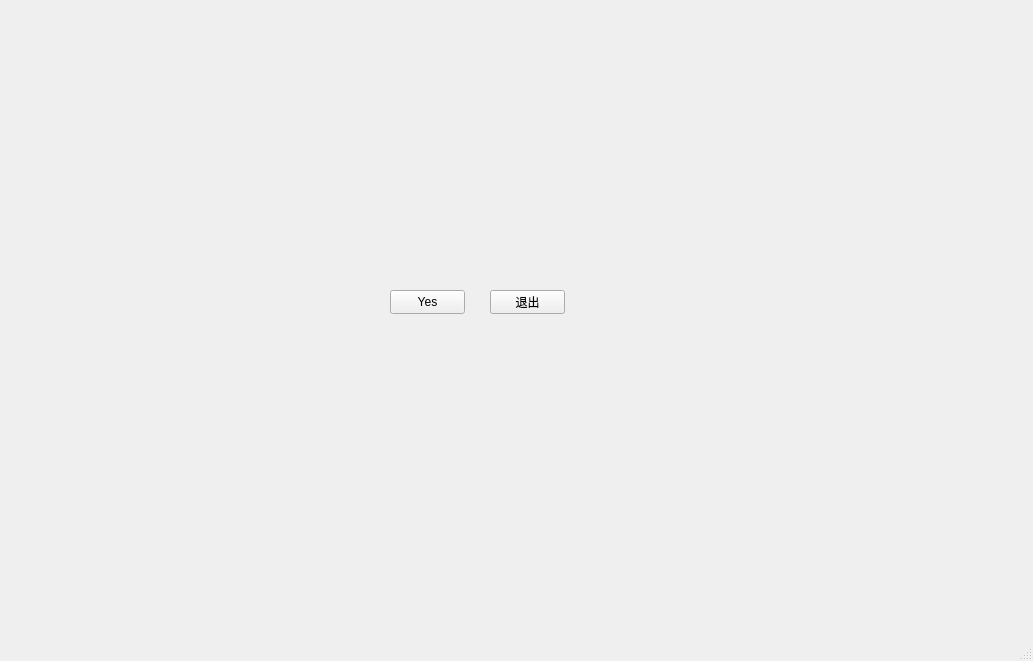
Qt form mainwindow.ui (Lil-El/QT) before a commit.
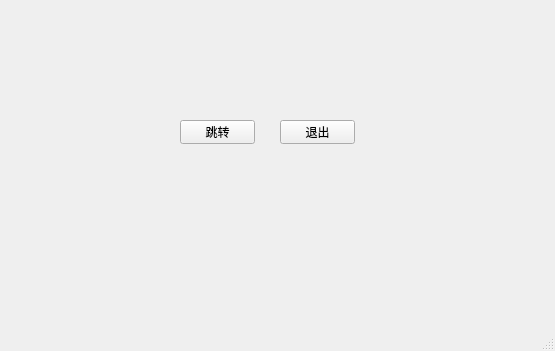
The same form after that commit.

Commit message: create son window of widget

```diff
--- a/mainwindow.ui
+++ b/mainwindow.ui
@@ -6,8 +6,8 @@
    <rect>
     <x>0</x>
     <y>0</y>
-    <width>1033</width>
-    <height>661</height>
+    <width>555</width>
+    <height>351</height>
    </rect>
   </property>
   <property name="windowTitle">
@@ -17,8 +17,8 @@
    <widget class="QPushButton" name="button_exit">
     <property name="geometry">
      <rect>
-      <x>490</x>
-      <y>290</y>
+      <x>280</x>
+      <y>120</y>
       <width>75</width>
       <height>24</height>
      </rect>
@@ -51,14 +51,14 @@
    <widget class="QPushButton" name="pushButton_3">
     <property name="geometry">
      <rect>
-      <x>390</x>
-      <y>290</y>
+      <x>180</x>
+      <y>120</y>
       <width>75</width>
       <height>24</height>
      </rect>
     </property>
     <property name="text">
-     <string>Yes</string>
+     <string>跳转</string>
     </property>
    </widget>
   </widget>
```
Left out of the diff: 6 changed lines with no effect on the pictures. The commit also changes 7 other files.
